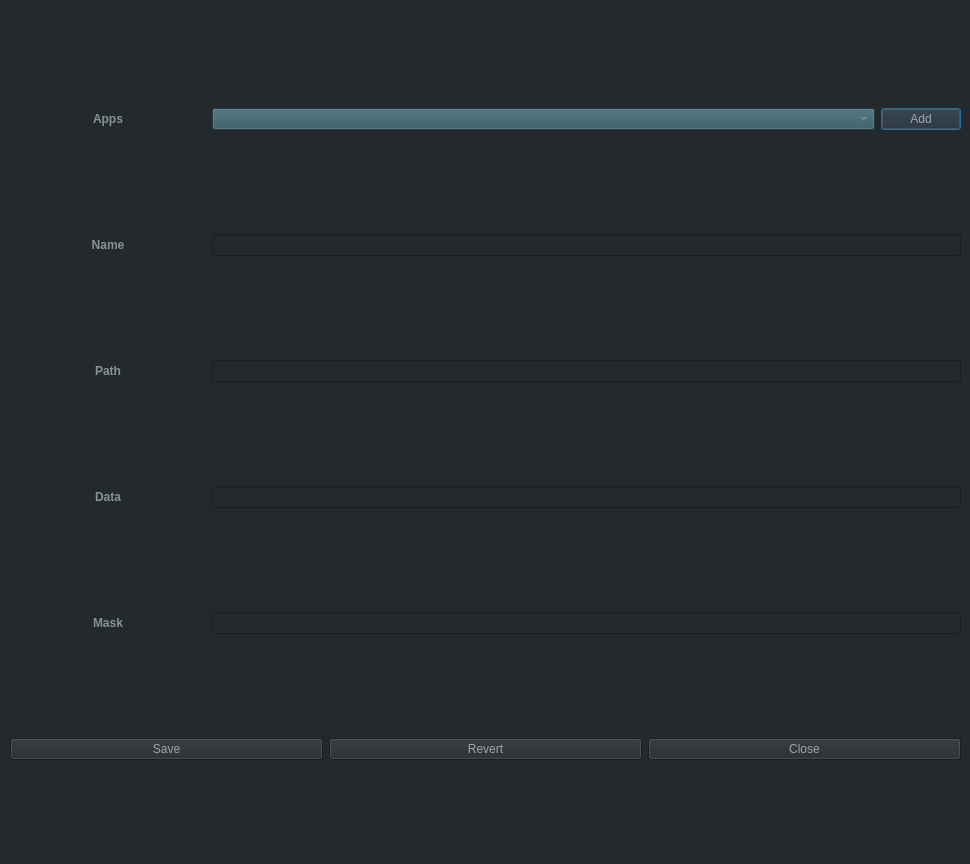
Old version of the form appdialog.ui in the repository StronglogicSolutions/ky_gui.
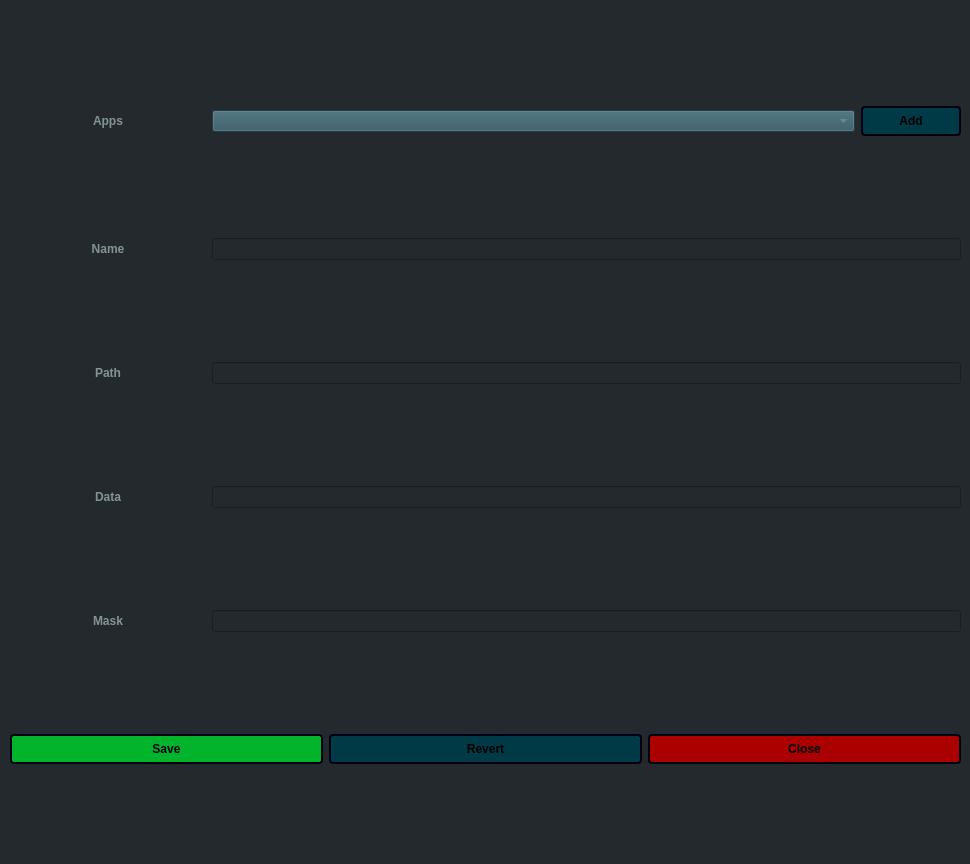
New version of the form. Icons and pictures are not drawn.

Commit message: adding toggle mode to appdialog

```diff
--- a/appdialog.ui
+++ b/appdialog.ui
@@ -81,6 +81,25 @@
       </item>
       <item>
        <widget class="QPushButton" name="addApp">
+        <property name="minimumSize">
+         <size>
+          <width>100</width>
+          <height>30</height>
+         </size>
+        </property>
+        <property name="styleSheet">
+         <string notr="true">background-color: rgb(0, 58, 70);
+font: 87 11pt &quot;Noto Sans&quot;;
+color: rgb(0, 0, 0);
+font-weight: 700;
+padding: 4px;
+border-style: outset;
+border-width: 2px;
+border-radius: 4px;
+border-color: #00000f;
+min-width: 4em;
+padding: 4px;</string>
+        </property>
         <property name="text">
          <string>Add</string>
         </property>
@@ -256,6 +275,25 @@
      <layout class="QHBoxLayout" name="horizontalLayout" stretch="0,0,0">
       <item>
        <widget class="QPushButton" name="save">
+        <property name="minimumSize">
+         <size>
+          <width>100</width>
+          <height>30</height>
+         </size>
+        </property>
+        <property name="styleSheet">
+         <string notr="true">background-color: rgb(2, 180, 43);
+font: 87 11pt &quot;Noto Sans&quot;;
+color: rgb(0, 0, 0);
+font-weight: 700;
+padding: 4px;
+border-style: outset;
+border-width: 2px;
+border-radius: 4px;
+border-color: #00000f;
+min-width: 4em;
+padding: 4px;</string>
+        </property>
         <property name="text">
          <string>Save</string>
         </property>
@@ -267,6 +305,25 @@
       </item>
       <item>
        <widget class="QPushButton" name="revert">
+        <property name="minimumSize">
+         <size>
+          <width>100</width>
+          <height>30</height>
+         </size>
+        </property>
+        <property name="styleSheet">
+         <string notr="true">background-color: rgb(0, 58, 70);
+font: 87 11pt &quot;Noto Sans&quot;;
+color: rgb(0, 0, 0);
+font-weight: 700;
+padding: 4px;
+border-style: outset;
+border-width: 2px;
+border-radius: 4px;
+border-color: #00000f;
+min-width: 4em;
+padding: 4px;</string>
+        </property>
         <property name="text">
          <string>Revert</string>
         </property>
@@ -278,6 +335,25 @@
       </item>
       <item>
        <widget class="QPushButton" name="close">
+        <property name="minimumSize">
+         <size>
+          <width>100</width>
+          <height>30</height>
+         </size>
+        </property>
+        <property name="styleSheet">
+         <string notr="true">background-color: rgb(170, 0, 0);
+font: 87 11pt &quot;Noto Sans&quot;;
+color: rgb(0, 0, 0);
+font-weight: 700;
+padding: 4px;
+border-style: outset;
+border-width: 2px;
+border-radius: 4px;
+border-color: #00000f;
+min-width: 4em;
+padding: 4px;</string>
+        </property>
         <property name="text">
          <string>Close</string>
         </property>
```
The commit also changes 4 other files.
